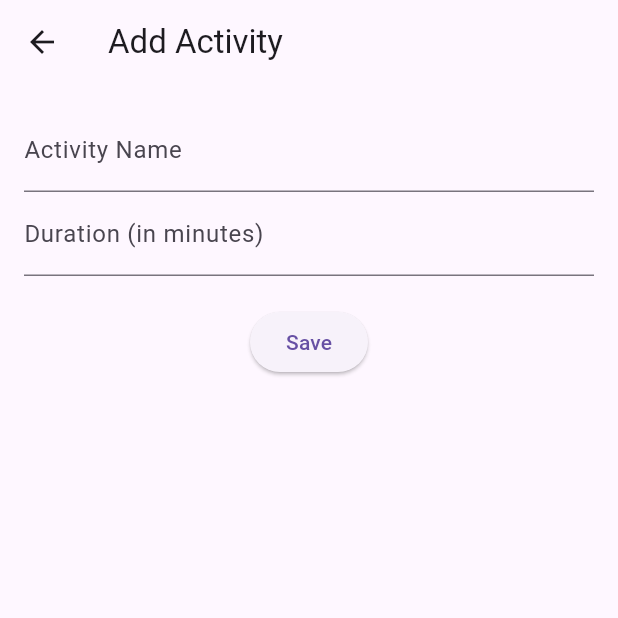
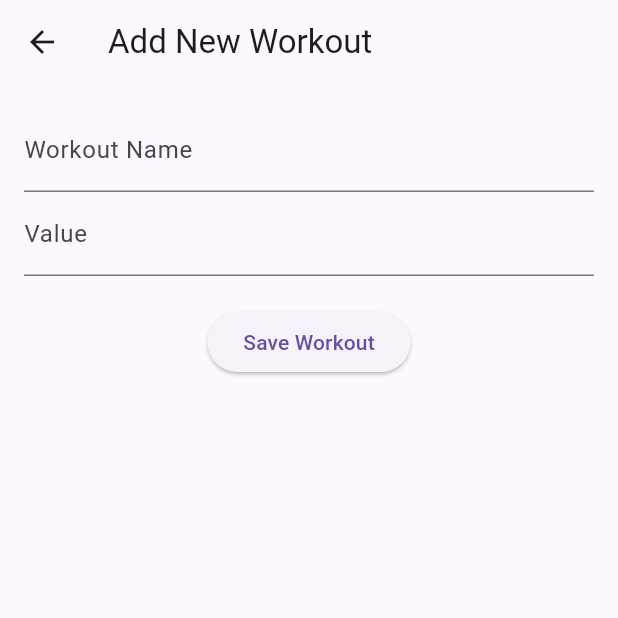
Before and after one commit to weaponxd253/fitness_track_x, a Flutter app: the screen it shows after launch, after a tap on the "add" icon, on a phone screen of 412 x 824 dp, the top half of it. Run offline on Flutter 3.47's test engine with Material 3 defaults, Android fonts, the phone set to English and light mode, and no system bars; our stand-ins replace fl_chart.

Commit message:
Adjustments to home page

```diff
--- a/lib/main.dart
+++ b/lib/main.dart
@@ -1,9 +1,10 @@
 import 'package:flutter/material.dart';
 import 'package:provider/provider.dart';
-import './providers/activity_provider.dart';
-import './screens/home_screen.dart';
-import './screens/activity_screen.dart';
-import './screens/settings_screen.dart';
+import 'providers/activity_provider.dart';
+import 'screens/activity_screen.dart';
+import 'screens/home_screen.dart';
+import 'screens/settings_screen.dart';
+import 'screens/new_workout_screen.dart';
 
 void main() {
   runApp(MyApp());
@@ -13,9 +14,9 @@ class MyApp extends StatelessWidget {
   @override
   Widget build(BuildContext context) {
     return ChangeNotifierProvider(
-      create: (ctx) => ActivityProvider(),
+      create: (context) => ActivityProvider(),
       child: MaterialApp(
-        title: 'Fitness Tracker',
+        title: 'My App',
         theme: ThemeData(
           primarySwatch: Colors.blue,
         ),
@@ -23,6 +24,7 @@ class MyApp extends StatelessWidget {
         routes: {
           ActivityScreen.routeName: (ctx) => ActivityScreen(),
           SettingsScreen.routeName: (ctx) => SettingsScreen(),
+          NewWorkoutScreen.routeName: (ctx) => NewWorkoutScreen(),
         },
       ),
     );
--- a/lib/models/activity.dart
+++ b/lib/models/activity.dart
@@ -1,13 +1,7 @@
 class Activity {
   final String id;
   final String name;
-  final int duration; // duration in minutes
-  final DateTime date;
+  final int value;
 
-  Activity({
-    required this.id,
-    required this.name,
-    required this.duration,
-    required this.date,
-  });
+  Activity({required this.id, required this.name, required this.value});
 }
--- a/lib/providers/activity_provider.dart
+++ b/lib/providers/activity_provider.dart
@@ -1,8 +1,8 @@
-import 'package:flutter/material.dart';
+import 'package:flutter/foundation.dart';
 import '../models/activity.dart';
 
 class ActivityProvider with ChangeNotifier {
-  List<Activity> _activities = [];
+  final List<Activity> _activities = [];
 
   List<Activity> get activities => _activities;
 
--- a/lib/screens/activity_screen.dart
+++ b/lib/screens/activity_screen.dart
@@ -1,71 +1,38 @@
 import 'package:flutter/material.dart';
 import 'package:provider/provider.dart';
 import '../providers/activity_provider.dart';
-import '../models/activity.dart';
-import 'package:uuid/uuid.dart';
+import '../widgets/activity_tile.dart';
+import 'new_workout_screen.dart';
 
 class ActivityScreen extends StatelessWidget {
   static const routeName = '/activity';
-
-  final _formKey = GlobalKey<FormState>();
-  final _nameController = TextEditingController();
-  final _durationController = TextEditingController();
-
-  void _saveForm(BuildContext context) {
-    if (_formKey.currentState!.validate()) {
-      final newActivity = Activity(
-        id: Uuid().v4(),
-        name: _nameController.text,
-        duration: int.parse(_durationController.text),
-        date: DateTime.now(),
-      );
-
-      Provider.of<ActivityProvider>(context, listen: false).addActivity(newActivity);
-      Navigator.of(context).pop();
-    }
-  }
 
   @override
   Widget build(BuildContext context) {
     return Scaffold(
       appBar: AppBar(
-        title: Text('Add Activity'),
+        title: Text('Activities'),
+        actions: [
+          IconButton(
+            icon: Icon(Icons.add),
+            onPressed: () {
+              Navigator.of(context).pushNamed(NewWorkoutScreen.routeName);
+            },
+          ),
+        ],
       ),
-      body: Padding(
-        padding: const EdgeInsets.all(16.0),
-        child: Form(
-          key: _formKey,
-          child: Column(
-            children: <Widget>[
-              TextFormField(
-                decoration: InputDecoration(labelText: 'Activity Name'),
-                controller: _nameController,
-                validator: (value) {
-                  if (value!.isEmpty) {
-                    return 'Please provide a name.';
-                  }
-                  return null;
-                },
-              ),
-              TextFormField(
-                decoration: InputDecoration(labelText: 'Duration (in minutes)'),
-                controller: _durationController,
-                keyboardType: TextInputType.number,
-                validator: (value) {
-                  if (value!.isEmpty) {
-                    return 'Please provide a duration.';
-                  }
-                  return null;
-                },
-              ),
-              SizedBox(height: 20),
-              ElevatedButton(
-                onPressed: () => _saveForm(context),
-                child: Text('Save'),
-              ),
-            ],
-          ),
-        ),
+      body: Consumer<ActivityProvider>(
+        builder: (context, activityProvider, child) {
+          if (activityProvider.activities.isEmpty) {
+            return Center(child: Text('No activities available.'));
+          }
+          return ListView.builder(
+            itemCount: activityProvider.activities.length,
+            itemBuilder: (context, index) {
+              return ActivityTile(activity: activityProvider.activities[index]);
+            },
+          );
+        },
       ),
     );
   }
--- a/lib/screens/home_screen.dart
+++ b/lib/screens/home_screen.dart
@@ -1,27 +1,52 @@
+import 'package:fitness_track_x/screens/settings_screen.dart';
 import 'package:flutter/material.dart';
 import 'package:provider/provider.dart';
 import '../providers/activity_provider.dart';
 import '../widgets/activity_tile.dart';
 import './activity_screen.dart';
 
-class HomeScreen extends StatelessWidget {
+class HomeScreen extends StatefulWidget {
+  @override
+  _HomeScreenState createState() => _HomeScreenState();
+}
+
+class _HomeScreenState extends State<HomeScreen> {
+  int _selectedIndex = 0;
+
+  static final List<Widget> _widgetOptions = <Widget>[
+    ActivityScreen(),
+    SettingsScreen(),
+  ];
+
+  void _onItemTapped(int index) {
+    setState(() {
+      _selectedIndex = index;
+    });
+  }
+
   @override
   Widget build(BuildContext context) {
-    final activities = Provider.of<ActivityProvider>(context).activities;
-
     return Scaffold(
       appBar: AppBar(
-        title: Text('Fitness Tracker'),
+        title: const Text('Home'),
       ),
-      body: ListView.builder(
-        itemCount: activities.length,
-        itemBuilder: (ctx, i) => ActivityTile(activities[i]),
+      body: Center(
+        child: _widgetOptions[_selectedIndex],
       ),
-      floatingActionButton: FloatingActionButton(
-        child: Icon(Icons.add),
-        onPressed: () {
-          Navigator.of(context).pushNamed(ActivityScreen.routeName);
-        },
+      bottomNavigationBar: BottomNavigationBar(
+        items: const <BottomNavigationBarItem>[
+          BottomNavigationBarItem(
+            icon: Icon(Icons.list),
+            label: 'Activities',
+          ),
+          BottomNavigationBarItem(
+            icon: Icon(Icons.settings),
+            label: 'Settings',
+          ),
+        ],
+        currentIndex: _selectedIndex,
+        selectedItemColor: Colors.amber[800],
+        onTap: _onItemTapped,
       ),
     );
   }
--- /dev/null
+++ b/lib/screens/new_workout_screen.dart
@@ -0,0 +1,78 @@
+import 'package:flutter/material.dart';
+import 'package:provider/provider.dart';
+import '../providers/activity_provider.dart';
+import '../models/activity.dart';
+
+class NewWorkoutScreen extends StatefulWidget {
+  static const routeName = '/new-workout';
+
+  @override
+  _NewWorkoutScreenState createState() => _NewWorkoutScreenState();
+}
+
+class _NewWorkoutScreenState extends State<NewWorkoutScreen> {
+  final _formKey = GlobalKey<FormState>();
+  final _nameController = TextEditingController();
+  final _valueController = TextEditingController();
+
+  void _saveWorkout() {
+    if (_formKey.currentState?.validate() ?? false) {
+      final name = _nameController.text;
+      final value = int.tryParse(_valueController.text) ?? 0;
+
+      final newActivity = Activity(id: DateTime.now().toString(), name: name, value: value);
+
+      Provider.of<ActivityProvider>(context, listen: false).addActivity(newActivity);
+
+      Navigator.of(context).pop();
+    }
+  }
+
+  @override
+  Widget build(BuildContext context) {
+    return Scaffold(
+      appBar: AppBar(
+        title: Text('Add New Workout'),
+      ),
+      body: Padding(
+        padding: const EdgeInsets.all(16.0),
+        child: Form(
+          key: _formKey,
+          child: Column(
+            children: <Widget>[
+              TextFormField(
+                controller: _nameController,
+                decoration: InputDecoration(labelText: 'Workout Name'),
+                validator: (value) {
+                  if (value == null || value.isEmpty) {
+                    return 'Please enter a workout name';
+                  }
+                  return null;
+                },
+              ),
+              TextFormField(
+                controller: _valueController,
+                decoration: InputDecoration(labelText: 'Value'),
+                keyboardType: TextInputType.number,
+                validator: (value) {
+                  if (value == null || value.isEmpty) {
+                    return 'Please enter a value';
+                  }
+                  if (int.tryParse(value) == null) {
+                    return 'Please enter a valid number';
+                  }
+                  return null;
+                },
+              ),
+              SizedBox(height: 20),
+              ElevatedButton(
+                onPressed: _saveWorkout,
+                child: Text('Save Workout'),
+              ),
+            ],
+          ),
+        ),
+      ),
+    );
+  }
+}
--- a/lib/widgets/activity_tile.dart
+++ b/lib/widgets/activity_tile.dart
@@ -4,14 +4,13 @@ import '../models/activity.dart';
 class ActivityTile extends StatelessWidget {
   final Activity activity;
 
-  ActivityTile(this.activity);
+  ActivityTile({required this.activity});
 
   @override
   Widget build(BuildContext context) {
     return ListTile(
       title: Text(activity.name),
-      subtitle: Text('${activity.duration} min'),
-      trailing: Text(activity.date.toLocal().toString().split(' ')[0]),
+      subtitle: Text('Value: ${activity.value}'),
     );
   }
 }
--- a/pubspec.yaml
+++ b/pubspec.yaml
@@ -13,6 +13,7 @@ dependencies:
   fl_chart: ^0.55.1
   shared_preferences: ^2.0.8
   uuid: ^3.0.6
+  charts_flutter: ^0.12.0
 
 dev_dependencies:
   flutter_test:
```
Also changed, not shown: lib/widgets/activity_chart.dart (+29 -28 lines), pubspec.lock, 1 other file.
